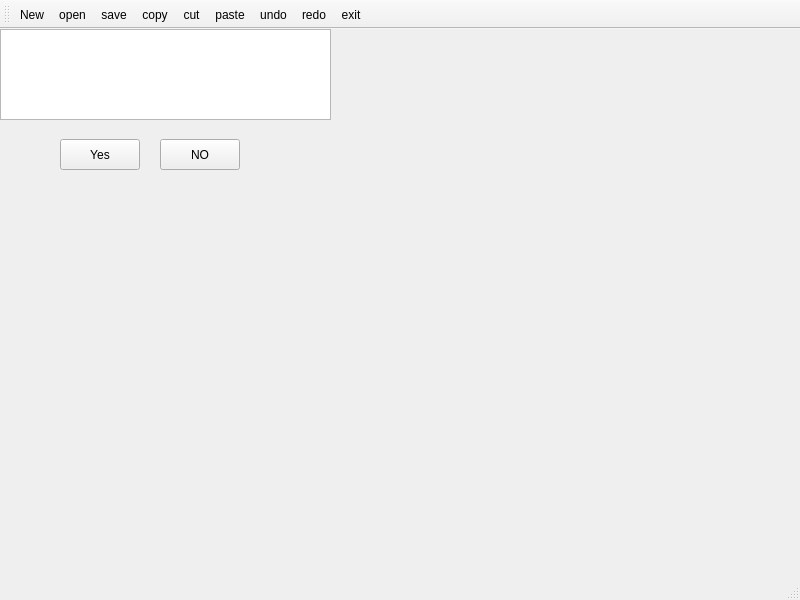
First picture: the form in mainwindow.ui, repository ddddjaak/codeEditor, before the edit.
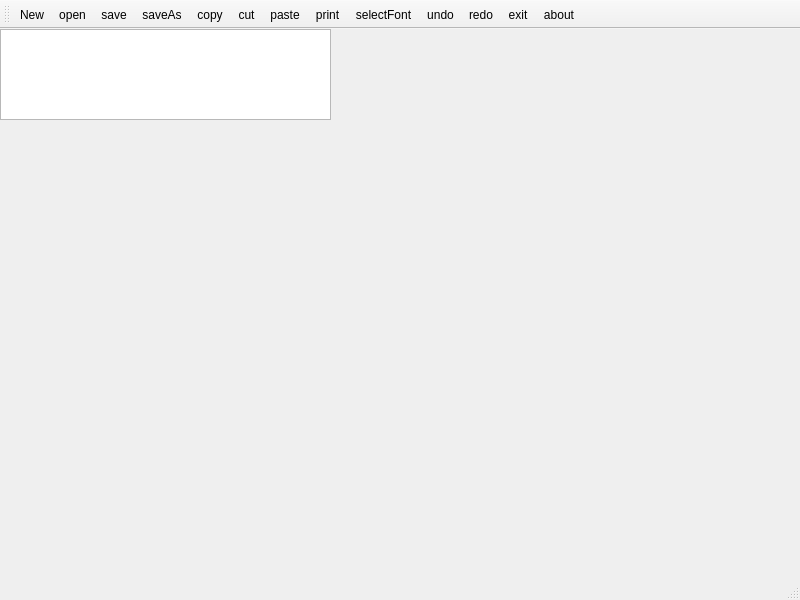
Second picture: the form after the edit.

```diff
--- a/mainwindow.ui
+++ b/mainwindow.ui
@@ -24,55 +24,6 @@
      </rect>
     </property>
    </widget>
-   <widget class="QPushButton" name="pushButton">
-    <property name="geometry">
-     <rect>
-      <x>60</x>
-      <y>110</y>
-      <width>80</width>
-      <height>31</height>
-     </rect>
-    </property>
-    <property name="text">
-     <string>Yes</string>
-    </property>
-   </widget>
-   <widget class="QPushButton" name="pushButton_2">
-    <property name="geometry">
-     <rect>
-      <x>160</x>
-      <y>110</y>
-      <width>80</width>
-      <height>31</height>
-     </rect>
-    </property>
-    <property name="text">
-     <string>NO</string>
-    </property>
-   </widget>
-   <widget class="QLabel" name="label">
-    <property name="geometry">
-     <rect>
-      <x>360</x>
-      <y>160</y>
-      <width>371</width>
-      <height>291</height>
-     </rect>
-    </property>
-    <property name="text">
-     <string/>
-    </property>
-   </widget>
-  </widget>
-  <widget class="QMenuBar" name="menubar">
-   <property name="geometry">
-    <rect>
-     <x>0</x>
-     <y>0</y>
-     <width>800</width>
-     <height>21</height>
-    </rect>
-   </property>
   </widget>
   <widget class="QStatusBar" name="statusbar"/>
   <widget class="QToolBar" name="toolBar">
@@ -88,12 +39,16 @@
    <addaction name="actionnew"/>
    <addaction name="actionopen"/>
    <addaction name="actionsave"/>
+   <addaction name="actionsaveAs"/>
    <addaction name="actioncopy"/>
    <addaction name="actioncut"/>
    <addaction name="actionpaste"/>
+   <addaction name="actionprint"/>
+   <addaction name="actionselectFont"/>
    <addaction name="actionundo"/>
    <addaction name="actionredo"/>
    <addaction name="actionexit"/>
+   <addaction name="actionabout"/>
   </widget>
   <action name="actioncopy">
    <property name="text">
@@ -138,6 +93,29 @@
   <action name="actionnew">
    <property name="text">
     <string>New</string>
+   </property>
+   <property name="toolTip">
+    <string>新建文件</string>
+   </property>
+  </action>
+  <action name="actionabout">
+   <property name="text">
+    <string>about</string>
+   </property>
+  </action>
+  <action name="actionselectFont">
+   <property name="text">
+    <string>selectFont</string>
+   </property>
+  </action>
+  <action name="actionsaveAs">
+   <property name="text">
+    <string>saveAs</string>
+   </property>
+  </action>
+  <action name="actionprint">
+   <property name="text">
+    <string>print</string>
    </property>
   </action>
  </widget>
```
Left out of the diff: 12 changed lines with no effect on the pictures.
